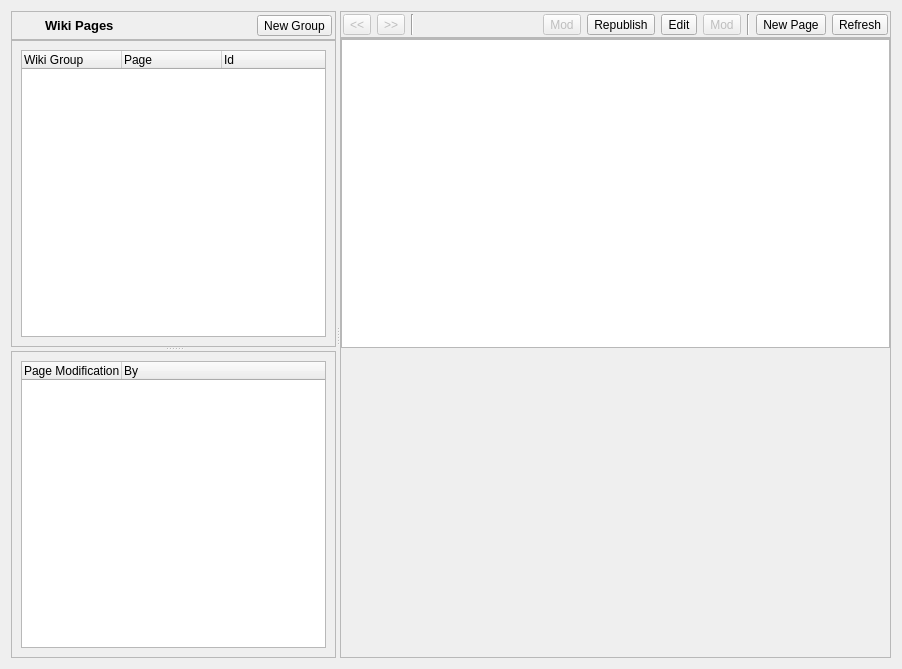
Above: retroshare-gui/src/gui/WikiPoos/WikiDialog.ui from RetroShare/RetroShare before the change. Below: the same form after it.
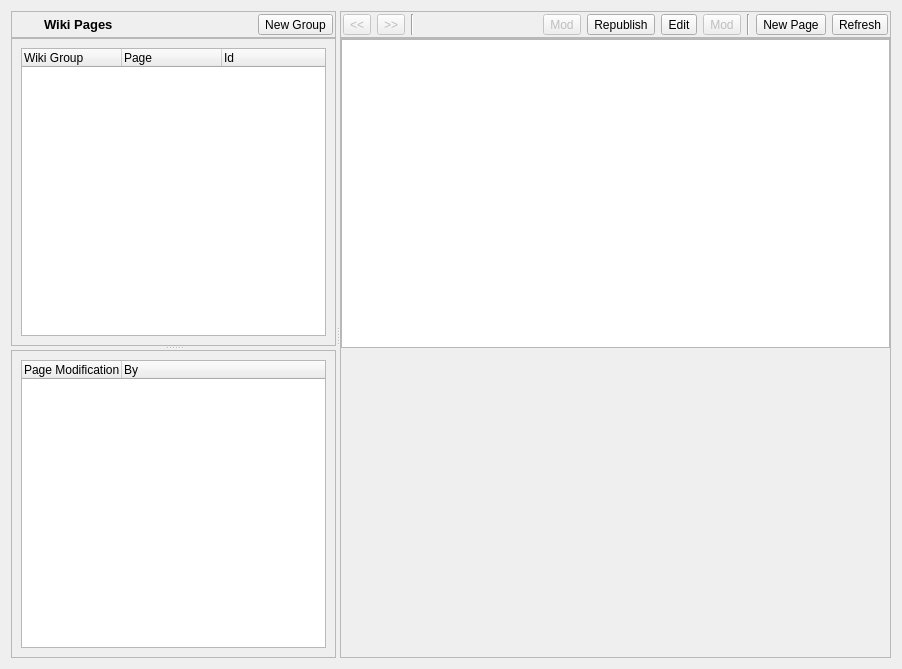
That is the form after the change. Icons and pictures are not drawn.

Commit message: Added some icons for Wiki Pages

```diff
--- a/retroshare-gui/src/gui/WikiPoos/WikiDialog.ui
+++ b/retroshare-gui/src/gui/WikiPoos/WikiDialog.ui
@@ -34,7 +34,7 @@
          </property>
          <layout class="QHBoxLayout" name="horizontalLayout_2">
           <property name="margin">
-           <number>3</number>
+           <number>2</number>
           </property>
           <item>
            <widget class="QLabel" name="label">
@@ -106,8 +106,8 @@
             <rect>
              <x>0</x>
              <y>0</y>
-             <width>255</width>
-             <height>301</height>
+             <width>271</width>
+             <height>302</height>
             </rect>
            </property>
            <layout class="QVBoxLayout" name="verticalLayout">
@@ -142,8 +142,8 @@
             <rect>
              <x>0</x>
              <y>0</y>
-             <width>255</width>
-             <height>301</height>
+             <width>271</width>
+             <height>302</height>
             </rect>
            </property>
            <layout class="QVBoxLayout" name="verticalLayout_4">
```
Left out of the diff: 4 changed lines with no effect on the pictures. The commit also changes 6 other files.
